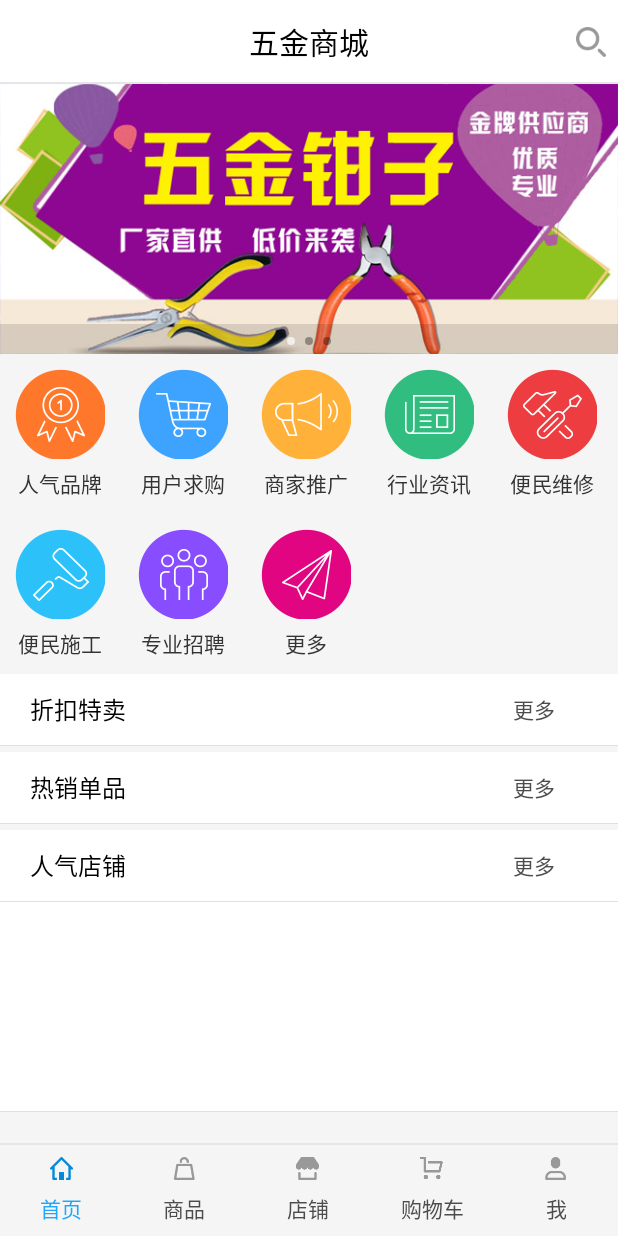
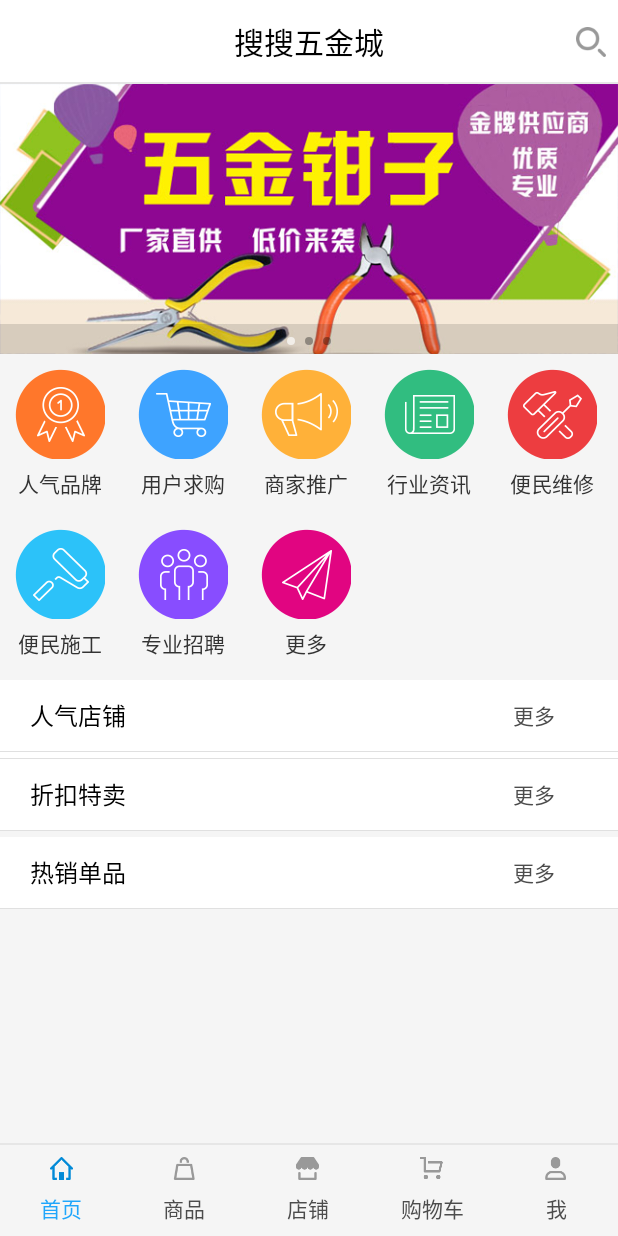
Before and after one commit to HardWareMall2016/HardWareMall, an Android app: the screen it shows after launch (MainActivity), on a phone screen of 412 x 824 dp. Run offline under Robolectric (Android 15) with nearby library versions, the phone set to English and light mode, and no system bars; our stand-ins replace ButterKnife, CircleImageView; libraries missing offline, so code that uses them is left out: com.alibaba.fastjson; 2 statements that could not run were skipped.

Commit message:
代码提交

```diff
--- a/app/build.gradle
+++ b/app/build.gradle
@@ -8,8 +8,8 @@ android {
         applicationId "com.hardware"
         minSdkVersion 17
         targetSdkVersion 23
-        versionCode 100
-        versionName "1.0.0"
+        versionCode 101
+        versionName "1.0.1"
     }
     buildTypes {
         release {
--- a/app/src/main/java/com/hardware/ui/main/ShopFragment.java
+++ b/app/src/main/java/com/hardware/ui/main/ShopFragment.java
@@ -14,6 +14,7 @@ import android.widget.GridView;
 import android.widget.TextView;
 
 import com.hardware.R;
+import com.hardware.bean.ShopContent;
 import com.hardware.ui.shop.AllShopFragment;
 import com.zhan.framework.utils.PixelUtils;
 
@@ -83,7 +84,10 @@ public class ShopFragment extends Fragment implements AdapterView.OnItemClickLis
 
     @Override
     public void onItemClick(AdapterView<?> parent, View view, int position, long id) {
-        AllShopFragment.launch(getActivity(),mShopID[position]);
+        ShopContent content = new ShopContent();
+        content.setTypeId(mShopID[position]);
+        content.setTitle(mTitles[position]);
+        AllShopFragment.launch(getActivity(),content);
     }
 
     private class ShopAdapter extends BaseAdapter{
--- a/app/src/main/java/com/hardware/ui/shop/ShopHomePageFragment.java
+++ b/app/src/main/java/com/hardware/ui/shop/ShopHomePageFragment.java
@@ -242,6 +242,7 @@
         requestParams.put("shopId", mShopId);
         requestParams.put("shopSort", shopSort);
         requestParams.put("page", getNextPage());
+        requestParams.put("Categoryid","");
         startRequest(ApiConstants.SHOP_PRODUCTS_LIST, requestParams, new HttpRequestHandler() {
             @Override
             public void onRequestFinished(ResultCode resultCode, String result) {
--- a/app/src/main/res/layout/fragment_home.xml
+++ b/app/src/main/res/layout/fragment_home.xml
@@ -17,7 +17,7 @@
             android:layout_height="wrap_content"
             android:layout_centerHorizontal="true"
             android:layout_centerVertical="true"
-            android:text="五金商城"
+            android:text="@string/app_name"
             android:gravity="center"
             android:textColor="@color/black"
             android:textSize="20sp" />
@@ -43,7 +43,7 @@
             android:background="@color/divider_color" />
     </RelativeLayout>
 
-    <ScrollView
+    <com.hardware.view.MyScrollView
         android:layout_width="fill_parent"
         android:layout_height="fill_parent">
 
@@ -110,6 +110,46 @@
                 android:columnWidth="80dp"
                 android:numColumns="auto_fit"
                 android:stretchMode="columnWidth" />
+
+            <LinearLayout
+                android:id="@+id/home_shop"
+                android:layout_width="match_parent"
+                android:layout_height="wrap_content"
+                android:layout_marginTop="4dp"
+                android:background="@drawable/bg_white"
+                android:minHeight="@dimen/min_item_height"
+                android:orientation="horizontal"
+                android:paddingLeft="10dp"
+                android:paddingRight="16dp">
+
+                <TextView
+                    android:layout_width="0dp"
+                    android:layout_height="wrap_content"
+                    android:layout_gravity="center_vertical"
+                    android:layout_marginLeft="10dp"
+                    android:layout_marginStart="10dp"
+                    android:layout_weight="6"
+                    android:text="人气店铺"
+                    android:textColor="@color/black"
+                    android:textSize="16sp" />
+
+                <TextView
+                    android:id="@+id/home_shop_more"
+                    android:layout_width="0dp"
+                    android:layout_height="wrap_content"
+                    android:layout_gravity="center_vertical"
+                    android:layout_weight="1"
+                    android:text="更多"
+                    android:textColor="@color/text_color" />
+            </LinearLayout>
+
+            <com.hardware.view.HorizontalListView
+                android:id="@+id/home_horizon_listview"
+                android:layout_width="match_parent"
+                android:layout_height="match_parent"
+                android:background="@drawable/bg_white"
+                android:paddingTop="8dp"
+                android:layout_gravity="center"/>
 
             <LinearLayout
                 android:id="@+id/setting_feedback"
@@ -191,7 +231,7 @@
                 android:numColumns="3"
                 android:stretchMode="columnWidth" />
 
-            <LinearLayout
+            <!--<LinearLayout
                 android:id="@+id/home_shop"
                 android:layout_width="match_parent"
                 android:layout_height="wrap_content"
@@ -228,9 +268,9 @@
                 android:layout_width="match_parent"
                 android:layout_height="@dimen/horizontallistview_height"
                 android:background="@drawable/bg_white"
-                android:paddingTop="8dp"/>
+                android:paddingTop="8dp"/>-->
 
         </LinearLayout>
-    </ScrollView>
+    </com.hardware.view.MyScrollView>
 
 </LinearLayout>
--- a/app/src/main/res/layout/fragment_product_detail_layout.xml
+++ b/app/src/main/res/layout/fragment_product_detail_layout.xml
@@ -24,12 +24,12 @@
             android:layout_marginRight="10dp"
             android:orientation="horizontal">
 
-            <!--<ImageView
+            <ImageView
                 android:layout_width="wrap_content"
                 android:layout_height="wrap_content"
                 android:gravity="center_vertical"
                 android:minHeight="?attr/actionBarSize"
-                android:src="@drawable/collect" />-->
+                android:src="@drawable/collect" />
 
             <ImageView
                 android:layout_width="wrap_content"
--- a/app/src/main/res/values/dimens.xml
+++ b/app/src/main/res/values/dimens.xml
@@ -6,7 +6,6 @@
     <dimen name="bbuton_rounded_corner_radius">3dp</dimen>
 
     <dimen name="min_item_height">48dp</dimen>
-    <dimen name="horizontallistview_height">140dp</dimen>
 
     <!--标题字体 -->
     <dimen name="title">20dp</dimen>
```
Also changed, not shown: app/src/main/java/com/hardware/bean/ShopContent.java (added, +27 -0 lines), app/src/main/java/com/hardware/ui/main/HomeFragment.java (+8 -1 lines), app/src/main/java/com/hardware/ui/products/DiscountProductsFragment.java (+11 -1 lines), app/src/main/java/com/hardware/ui/shop/AllShopFragment.java (+9 -7 lines), app/src/main/res/layout/fragment_shop.xml (+13 -1 lines), 1 other file.
